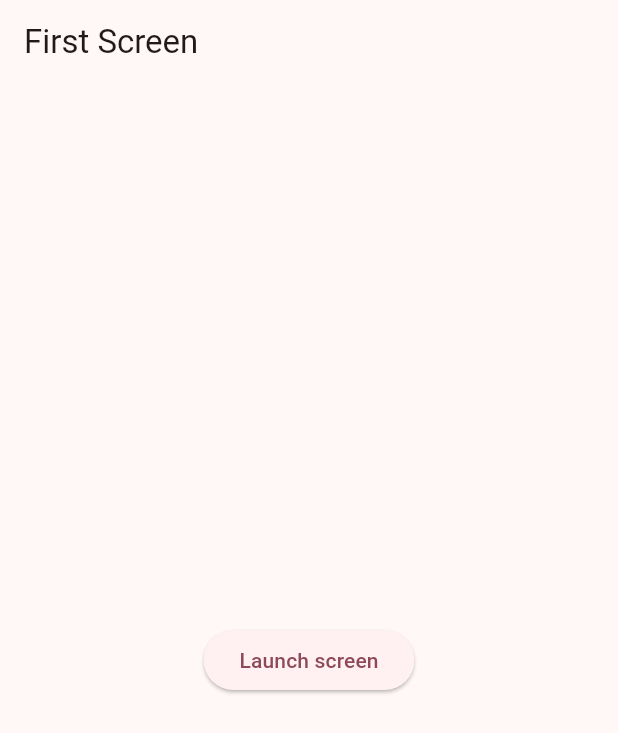
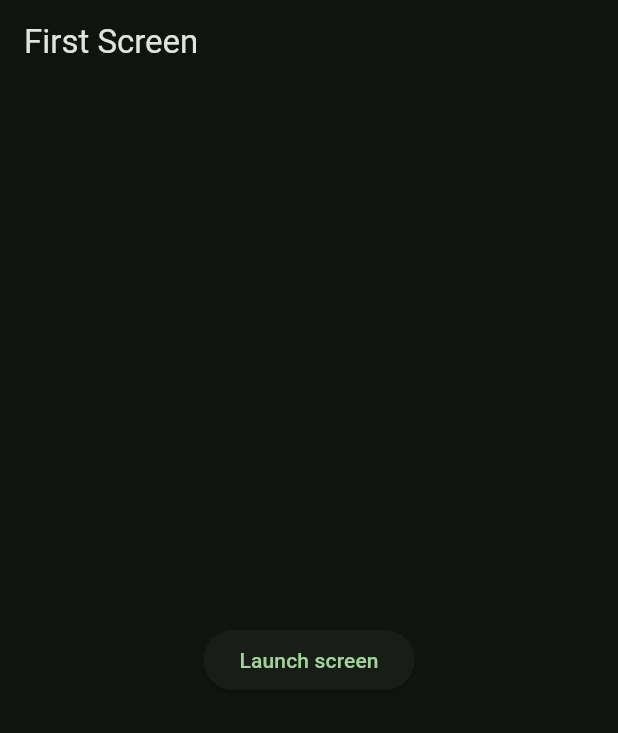
Before and after one commit to Feichtmeier/flutter_course_navigator, a Flutter app: the screen it shows after launch, on a phone screen of 412 x 824 dp. Shown: the top 733 px of the screen. Run offline on Flutter 3.47's test engine with Material 2 defaults, Android fonts, the light colour scheme and no system bars; our stand-ins replace shimmer.

Commit message:
Feature: Perma Dunkelmodus (#5)
* Feature: Perma Dunkelmodus
Fixes #4

* Ändere Akzentfarbe auf Dunkelgrün

```diff
--- a/lib/simple_app.dart
+++ b/lib/simple_app.dart
@@ -9,9 +9,9 @@ class SimpleApp extends StatelessWidget {
   @override
   Widget build(BuildContext context) {
     return MaterialApp(
-      theme: Theme.of(context).m3Theme(color: Colors.pink),
+      themeMode: ThemeMode.dark,
       darkTheme: Theme.of(context)
-          .m3Theme(brightness: Brightness.dark, color: Colors.pink),
+          .m3Theme(brightness: Brightness.dark, color: Colors.green),
       initialRoute: '/',
       routes: {
         '/': (context) => const FirstScreen(),
```
